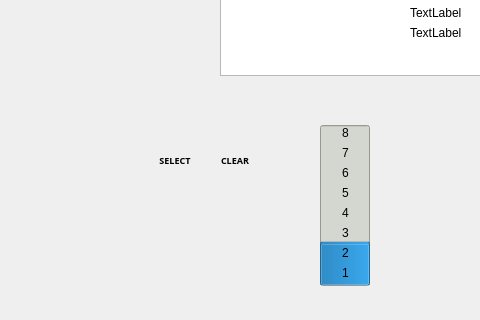
The window that mainwindow.ui (jasonv94/COMP3004-Project) describes before a commit, drawn with Qt 5; both pictures show x 0 to 480 and y 85 to 405 of the 1000 by 500 pixel window.
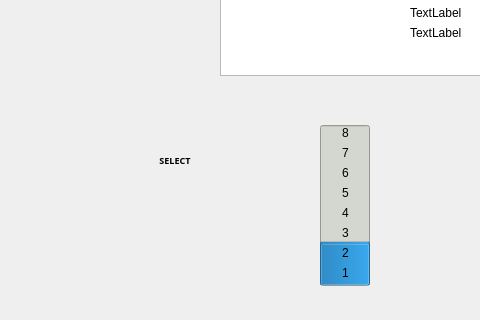
The same window after the commit. Icons and pictures are not drawn.

Commit message: added power button fixes

Patch:
```diff
--- a/mainwindow.ui
+++ b/mainwindow.ui
@@ -934,67 +934,6 @@
      <set>Qt::AlignCenter</set>
     </property>
    </widget>
-   <widget class="QPushButton" name="clearButton">
-    <property name="geometry">
-     <rect>
-      <x>210</x>
-      <y>220</y>
-      <width>50</width>
-      <height>50</height>
-     </rect>
-    </property>
-    <property name="sizePolicy">
-     <sizepolicy hsizetype="Minimum" vsizetype="Fixed">
-      <horstretch>40</horstretch>
-      <verstretch>40</verstretch>
-     </sizepolicy>
-    </property>
-    <property name="minimumSize">
-     <size>
-      <width>50</width>
-      <height>50</height>
-     </size>
-    </property>
-    <property name="maximumSize">
-     <size>
-      <width>50</width>
-      <height>50</height>
-     </size>
-    </property>
-    <property name="baseSize">
-     <size>
-      <width>40</width>
-      <height>40</height>
-     </size>
-    </property>
-    <property name="font">
-     <font>
-      <family>Noto Sans Adlam Unjoined</family>
-      <pointsize>7</pointsize>
-      <weight>75</weight>
-      <bold>true</bold>
-     </font>
-    </property>
-    <property name="layoutDirection">
-     <enum>Qt::LeftToRight</enum>
-    </property>
-    <property name="autoFillBackground">
-     <bool>false</bool>
-    </property>
-    <property name="styleSheet">
-     <string notr="true">QPushButton {
-border-radius: 20px;
-image: url(:/img/images/butt.svg);
-}
-
-QPushButton:pressed {
-	background-color: #ffd300;
-}</string>
-    </property>
-    <property name="text">
-     <string>CLEAR</string>
-    </property>
-   </widget>
    <widget class="QLabel" name="timeLabel">
     <property name="geometry">
      <rect>
```
Left out of the diff: 3 changed lines with no effect on the pictures. The commit also changes 2 other files.
